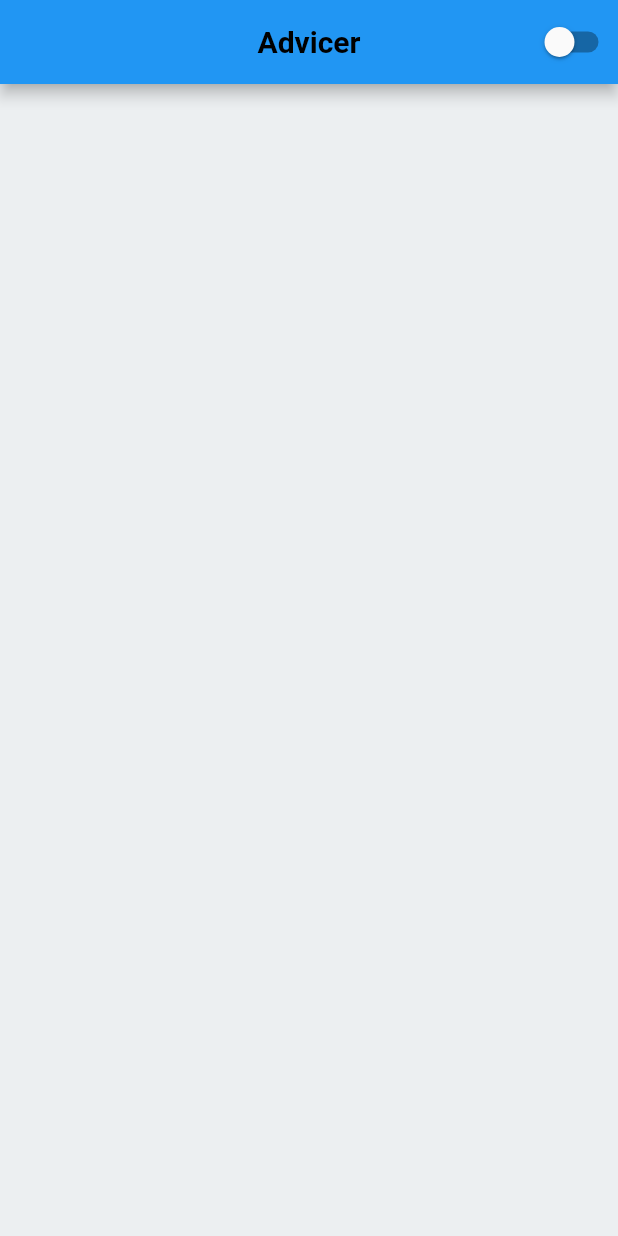
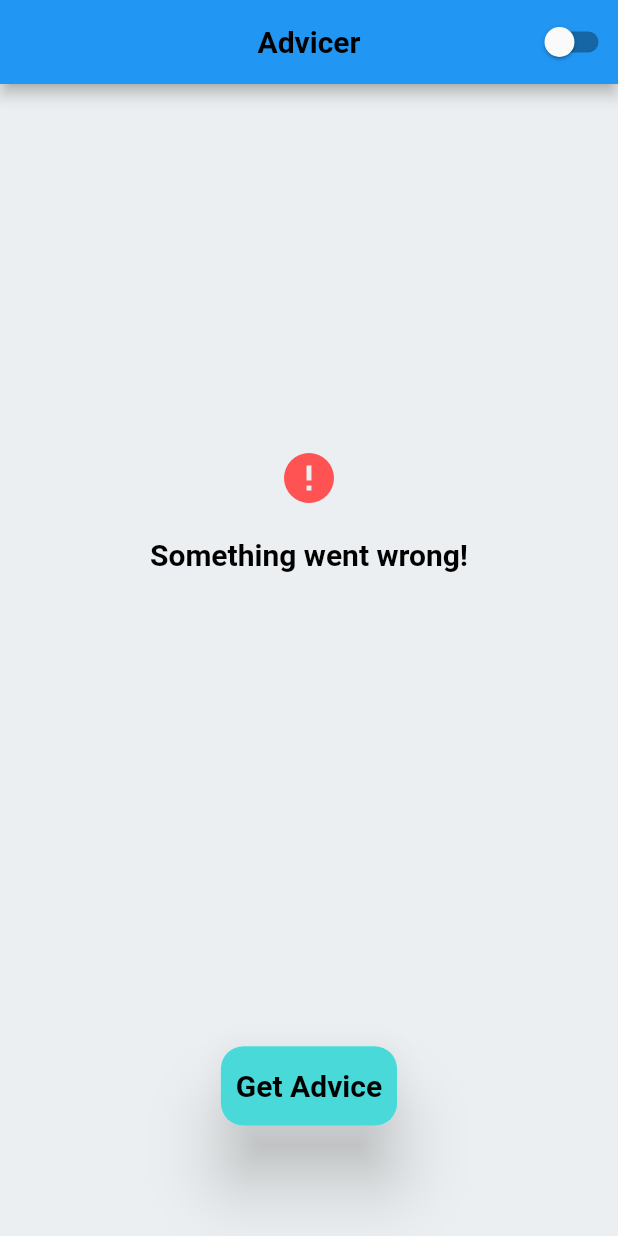
Before and after one commit to sipamungkas/flutter_advicer_get_an_advice, a Flutter app: the screen it shows after launch, on a phone screen of 412 x 824 dp. Run offline on Flutter 3.47's test engine with Material 2 defaults, Android fonts, the phone set to English and light mode, and no system bars; Roboto replaces fonts that are missing (Rubik).

Commit message:
feat: add advice page, advice field, custom button, and error message UI

```diff
--- a/lib/application/pages/advice/advice_page.dart
+++ b/lib/application/pages/advice/advice_page.dart
@@ -1,4 +1,7 @@
 import 'package:advicer/application/core/services/theme_service.dart';
+import 'package:advicer/application/pages/advice/widgets/advice_field.dart';
+import 'package:advicer/application/pages/advice/widgets/custom_button.dart';
+import 'package:advicer/application/pages/advice/widgets/error_message.dart';
 import 'package:flutter/material.dart';
 import 'package:provider/provider.dart';
 
@@ -28,7 +31,26 @@ class AdvicePage extends StatelessWidget {
       body: Padding(
         padding: const EdgeInsets.symmetric(horizontal: 50),
         child: Column(
-          children: [],
+          children: [
+            Expanded(
+              child: Center(
+                  child: const ErrorMessage(message: 'Something went wrong!')
+                  // const AdviceField(advice: 'example advice goes here!'),
+                  // CircularProgressIndicator(
+                  //     color: themeData.colorScheme.secondary,
+                  // ),
+                  // Text(
+                  //   'Your Advice is waiting for You!',
+                  //   style: themeData.textTheme.displayLarge,
+                  //   textAlign: TextAlign.center,
+                  ),
+              // ),
+            ),
+            const SizedBox(
+              height: 200,
+              child: Center(child: CustomButton()),
+            ),
+          ],
         ),
       ),
     );
--- /dev/null
+++ b/lib/application/pages/advice/widgets/custom_button.dart
@@ -0,0 +1,31 @@
+import 'package:flutter/material.dart';
+import 'package:flutter/src/widgets/framework.dart';
+import 'package:flutter/src/widgets/placeholder.dart';
+
+class CustomButton extends StatelessWidget {
+  const CustomButton({super.key});
+
+  @override
+  Widget build(BuildContext context) {
+    final ThemeData themeData = Theme.of(context);
+    return InkResponse(
+      onTap: () {
+        debugPrint('Button press');
+      },
+      child: Material(
+        elevation: 20,
+        borderRadius: BorderRadius.circular(15),
+        child: Container(
+          decoration: BoxDecoration(
+            color: themeData.colorScheme.secondary,
+            borderRadius: BorderRadius.circular(15),
+          ),
+          child: Padding(
+            padding: const EdgeInsets.symmetric(horizontal: 10, vertical: 15),
+            child: Text('Get Advice', style: themeData.textTheme.displayLarge),
+          ),
+        ),
+      ),
+    );
+  }
+}
--- /dev/null
+++ b/lib/application/pages/advice/widgets/error_message.dart
@@ -0,0 +1,31 @@
+import 'package:flutter/material.dart';
+import 'package:flutter/src/widgets/framework.dart';
+import 'package:flutter/src/widgets/placeholder.dart';
+
+class ErrorMessage extends StatelessWidget {
+  final String message;
+  const ErrorMessage({super.key, required this.message});
+
+  @override
+  Widget build(BuildContext context) {
+    final ThemeData themeData = Theme.of(context);
+    return Column(
+      mainAxisAlignment: MainAxisAlignment.center,
+      children: [
+        const Icon(
+          Icons.error,
+          size: 40,
+          color: Colors.redAccent,
+        ),
+        const SizedBox(
+          height: 20,
+        ),
+        Text(
+          message,
+          style: themeData.textTheme.displayLarge,
+          textAlign: TextAlign.center,
+        )
+      ],
+    );
+  }
+}
```
Also changed, not shown: lib/application/pages/advice/widgets/advice_field.dart (added, +28 -0 lines).
